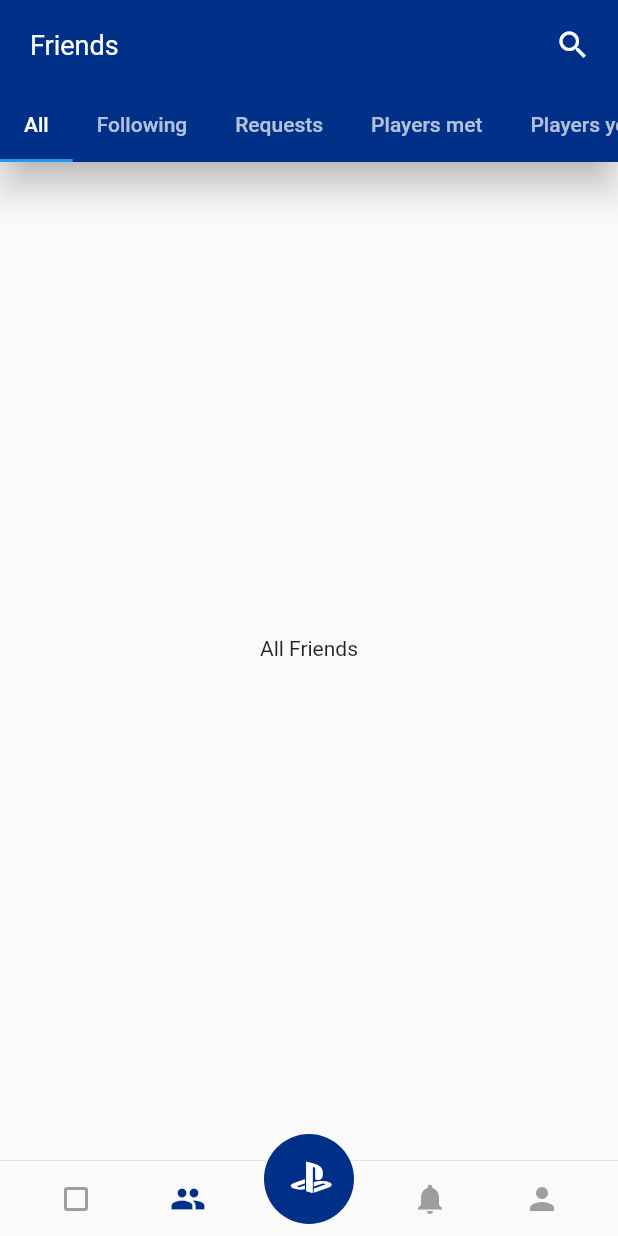
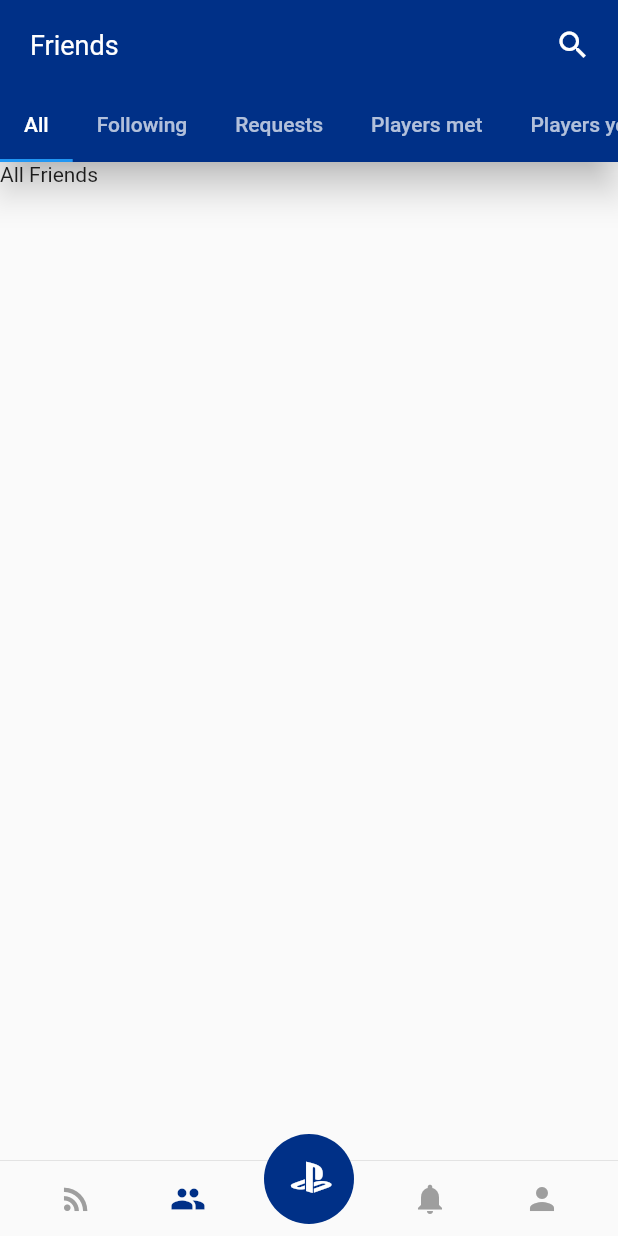
Before and after one commit to hassan-2040/flutter_playstation_app_copy, a Flutter app: the screen it shows after launch, item 2 of the bottom bar chosen, on a phone screen of 412 x 824 dp. Run offline on Flutter 3.47's test engine with Material 2 defaults, Android fonts, the phone set to English and light mode, and no system bars; our stand-ins replace font_awesome_flutter.

Commit message:
finished all screens

```diff
--- a/lib/widgets/bottom_navigation_bar_widget.dart
+++ b/lib/widgets/bottom_navigation_bar_widget.dart
@@ -102,7 +102,7 @@ class _BottomNavigationBarWidgetState extends State<BottomNavigationBarWidget>
                   constraints: BoxConstraints(),
                   onPressed: _jumpToNewsFeed,
                   child: Icon(
-                    Icons.crop_square,
+                    Icons.rss_feed,
                     color: _selectedWidget == SelectedWidget.newsFeed
                         ? Theme.of(context).primaryColor
                         : Colors.grey,
--- a/lib/widgets/friends_widget.dart
+++ b/lib/widgets/friends_widget.dart
@@ -85,21 +85,11 @@ class _FriendsWidgetState extends State<FriendsWidget> with SingleTickerProvider
           child: TabBarView(
             controller: _tabController,
             children: [
-              Center(
-                child: Text('All Friends'),
-              ),
-              Center(
-                child: Text('Following Friends'),
-              ),
-              Center(
-                child: Text('Friends Requests'),
-              ),
-              Center(
-                child: Text('Players met online'),
-              ),
-              Center(
-                child: Text('Friends you may know'),
-              ),
+              Text('All Friends'),
+              Text('Following Friends'),
+              Text('Friends Requests'),
+              Text('Players met online'),
+              Text('Friends you may know'),
             ],
           ),
         ),
--- a/lib/widgets/news_feed_widget.dart
+++ b/lib/widgets/news_feed_widget.dart
@@ -44,9 +44,7 @@ class NewsFeedWidget extends StatelessWidget {
           ),
         ),
         Expanded(
-          child: Center(
-            child: Text('news feed widget posts here'),
-          ),
+          child: Text('news feed widget posts here'),
         ),
       ],
     );
--- a/lib/widgets/notifications_widget.dart
+++ b/lib/widgets/notifications_widget.dart
@@ -32,9 +32,7 @@ class NotificationsWidget extends StatelessWidget {
           ),
         ),
         Expanded(
-          child: Center(
-            child: Text('All notifications'),
-          ),
+          child: Text('All notifications'),
         ),
       ],
     );
```
Also changed, not shown: lib/widgets/account_details_page/account_details_widget.dart (+28 -12 lines), 1 other file.
